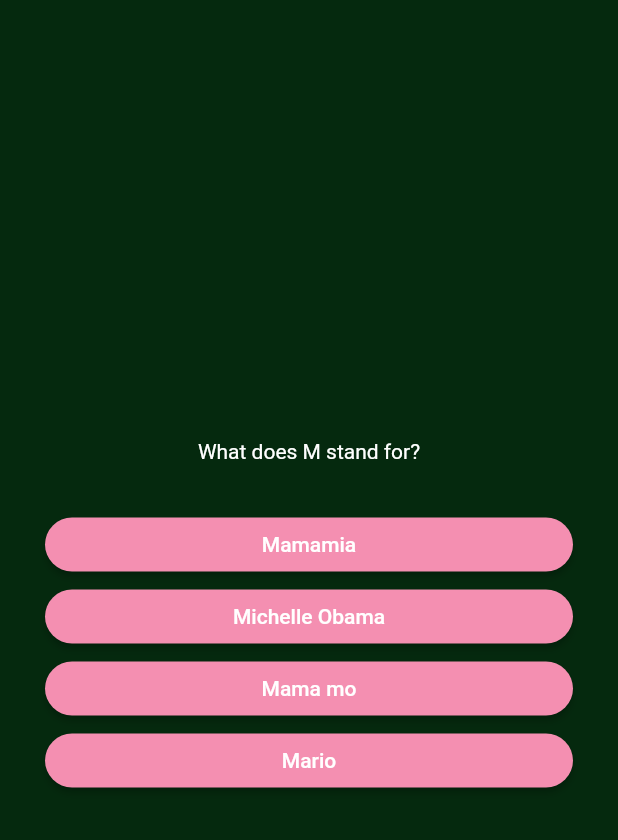
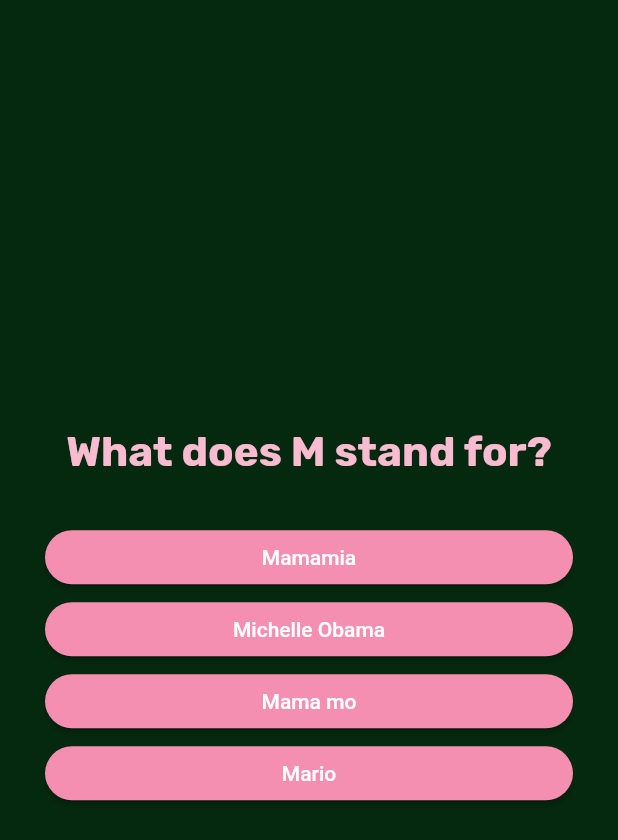
Before and after one commit to jayceebuarao/quizapp, a Flutter app: the screen it shows after launch, after a tap on "Start Quiz", on a phone screen of 412 x 824 dp. Shown: the top 840 px of the screen. Run offline on Flutter 3.47's test engine with Material 2 defaults, Android fonts, the phone set to English and light mode, and no system bars; our stand-ins replace google_fonts.

```diff
--- a/lib/answer_button.dart
+++ b/lib/answer_button.dart
@@ -21,7 +21,7 @@ class AnswerButton extends StatelessWidget {
           borderRadius: BorderRadius.circular(20),
         ),
       ),
-      child: Text(answerText),
+      child: Text(answerText, textAlign: TextAlign.center),
     );
   }
 }
--- a/lib/questions_screen.dart
+++ b/lib/questions_screen.dart
@@ -1,37 +1,55 @@
 import 'package:flutter/material.dart';
+import 'package:google_fonts/google_fonts.dart';
+
 import 'package:quizapp/answer_button.dart';
 import 'package:quizapp/data/questions.dart';
 
 class QuestionsScreen extends StatefulWidget {
-  const QuestionsScreen({super.key});
+  const QuestionsScreen({super.key, required this.onSelectAnswer});
+
+  final void Function(String answer) onSelectAnswer;
 
   @override
   State<QuestionsScreen> createState() => _QuestionsScreenState();
 }
 
 class _QuestionsScreenState extends State<QuestionsScreen> {
-  final currentQuestion = questions[0];
+  var currentQuestionIndex = 0;
+
+  void answerQuestion(String answer) {
+    widget.onSelectAnswer(answer);
+    setState(() {
+      currentQuestionIndex++;
+    });
+  }
 
   @override
   Widget build(BuildContext context) {
+    final currentQuestion = questions[currentQuestionIndex];
+
     return SizedBox(
       width: double.infinity,
       child: Container(
-        margin: EdgeInsets.all(30),
+        margin: const EdgeInsets.all(30),
         child: Column(
           mainAxisAlignment: MainAxisAlignment.center,
           crossAxisAlignment: CrossAxisAlignment.stretch,
           children: [
-            Text(
-              currentQuestion.text,
-              textAlign: TextAlign.center,
-              style: const TextStyle(
-                color: Colors.white,
-              ),
-            ),
+            Text(currentQuestion.text,
+                textAlign: TextAlign.center,
+                style: GoogleFonts.rubik(
+                  color: Colors.pink.shade100,
+                  fontSize: 28,
+                  fontWeight: FontWeight.bold,
+                )),
             const SizedBox(height: 30),
             ...currentQuestion.getShuffledAnswers().map((item) {
-              return AnswerButton(answerText: item, onTap: () {});
+              return AnswerButton(
+                answerText: item,
+                onTap: () {
+                  answerQuestion(item);
+                },
+              );
             }),
           ],
         ),
--- a/lib/quiz.dart
+++ b/lib/quiz.dart
@@ -12,6 +12,13 @@ class Quiz extends StatefulWidget {
 class _QuizState extends State<Quiz> {
   Widget? activeScreen;
 
+  final List<String> selectedAnswers = [];
+
+  void getSelectedAnswers(String answer) {
+    selectedAnswers.add(answer);
+    print(selectedAnswers);
+  }
+
   @override
   void initState() {
     super.initState();
@@ -20,7 +27,9 @@ class _QuizState extends State<Quiz> {
 
   void switchScreen() {
     setState(() {
-      activeScreen = const QuestionsScreen();
+      activeScreen = QuestionsScreen(
+        onSelectAnswer: getSelectedAnswers,
+      );
     });
   }
 
--- a/lib/start_screen.dart
+++ b/lib/start_screen.dart
@@ -1,4 +1,5 @@
 import 'package:flutter/material.dart';
+import 'package:google_fonts/google_fonts.dart';
 
 class StartQuiz extends StatelessWidget {
   const StartQuiz(this.switchScreen, {super.key});
@@ -18,6 +19,17 @@ class StartQuiz extends StatelessWidget {
           ),
           const SizedBox(
             height: 50,
+          ),
+          Text(
+            'SUPER MARIOIOIOIOIO',
+            style: GoogleFonts.rubik(
+              color: Colors.pink.shade100,
+              fontSize: 28,
+              fontWeight: FontWeight.bold,
+            ),
+          ),
+          const SizedBox(
+            height: 20,
           ),
           OutlinedButton.icon(
             onPressed: switchScreen,
```
